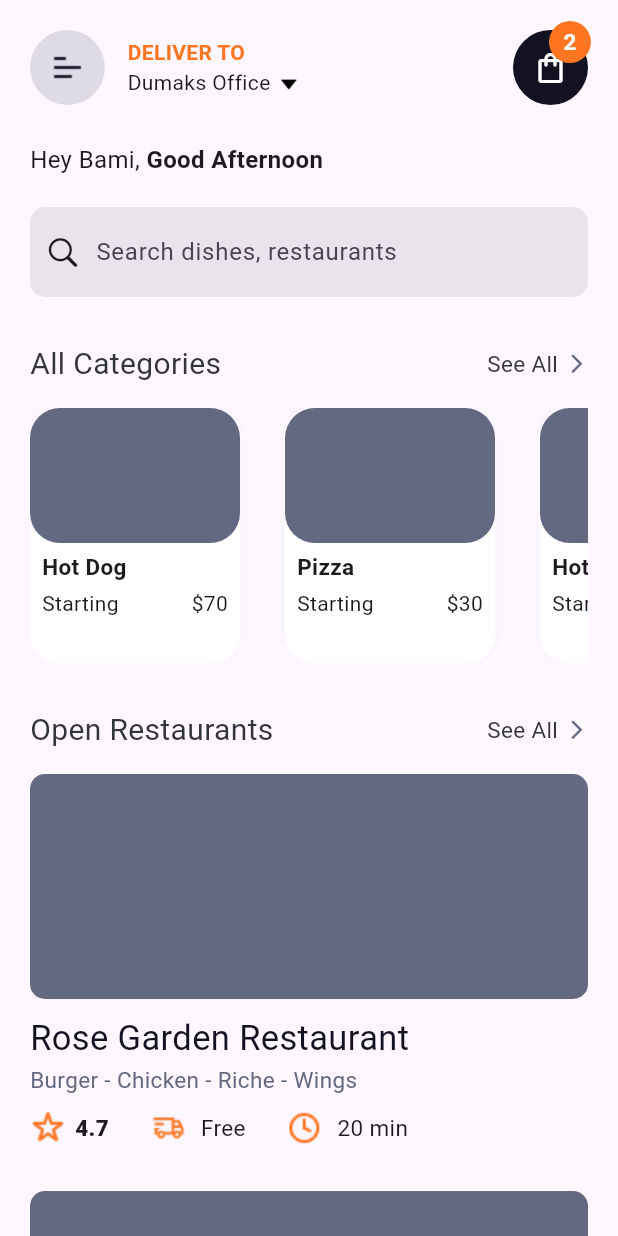
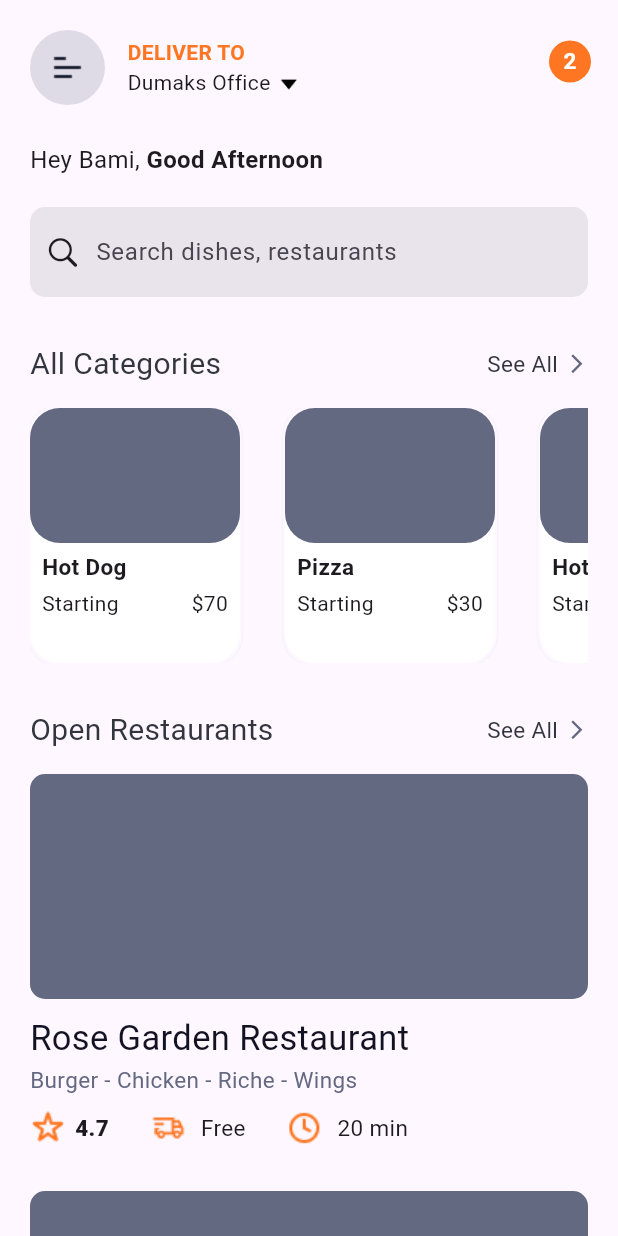
Before and after one commit to Shadrach01/food_app, a Flutter app: the screen it shows after launch, on a phone screen of 412 x 824 dp. Run offline on Flutter 3.47's test engine with Material 3 defaults, Android fonts, the phone set to English and light mode, and no system bars; our stand-ins replace dots_indicator, flutter_riverpod, geolocator, go_router, google_maps_flutter, location and 2 more; accounts and stored records are empty; generated files the repository leaves out were written again.

Commit message:
Removed the trailing container in the custom app bar

```diff
--- a/lib/core/common/widgets/custom_app_bar.dart
+++ b/lib/core/common/widgets/custom_app_bar.dart
@@ -73,15 +73,7 @@ class CustomAppBar extends StatelessWidget {
         // APP BAR TRAILING WIDGET
         GestureDetector(
           onTap: onTrailingTapped,
-          child: Container(
-            height: containerHeight,
-            width: containerWidth,
-            decoration: BoxDecoration(
-              color: trailingContainerColor,
-              shape: BoxShape.circle,
-            ),
-            child: trailingIcon,
-          ),
+          child: trailingIcon,
         )
       ],
     );
```
